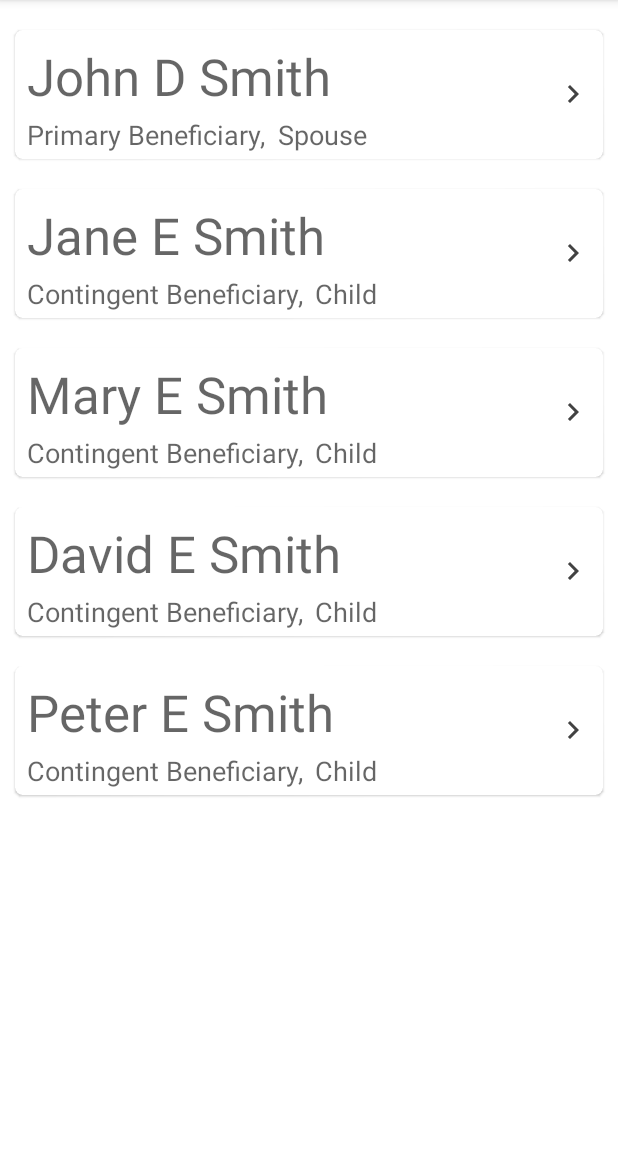
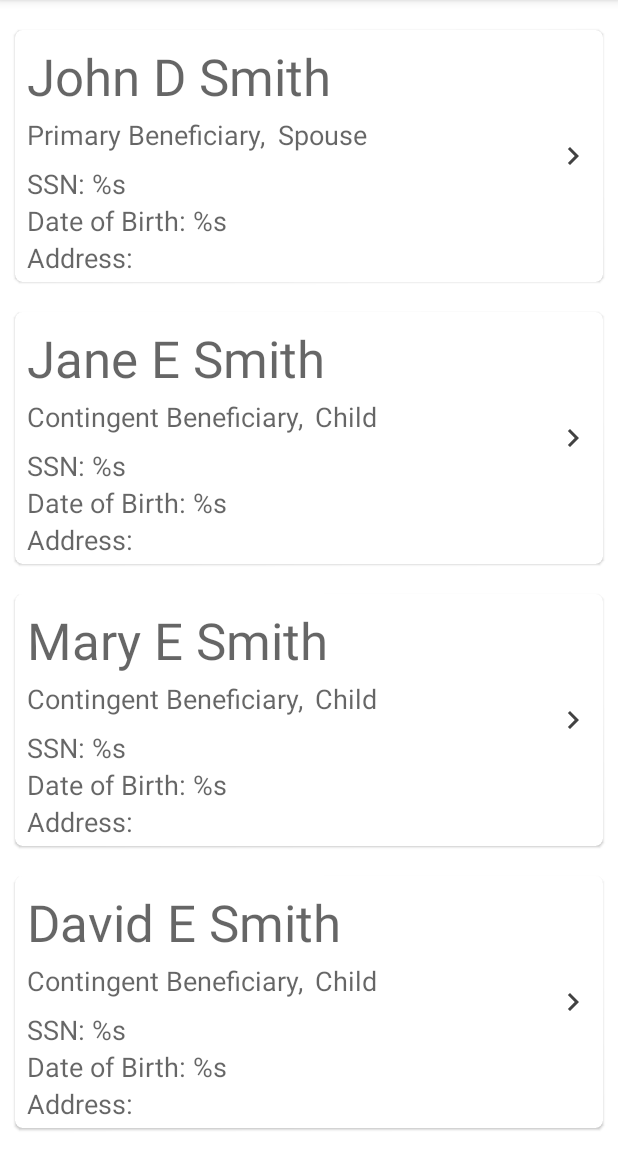
Before and after one commit to katyluttrell/Beneficiaries, an Android app: the screen it shows after launch (MainActivity), on a phone screen of 412 x 824 dp, the part 84-1236 px from its top. Run offline under Robolectric (Android 15) with nearby library versions, the phone set to English and light mode, and no system bars; our stand-ins replace data binding.

Commit message:
add detail

```diff
--- a/Beneficiaries/app/src/main/java/com/katy/beneficiaries/adapter/BeneficiaryAdapter.kt
+++ b/Beneficiaries/app/src/main/java/com/katy/beneficiaries/adapter/BeneficiaryAdapter.kt
@@ -1,6 +1,9 @@
 package com.katy.beneficiaries.adapter
 
 import android.content.Context
+import android.transition.AutoTransition
+import android.transition.ChangeBounds
+import android.transition.TransitionManager
 import android.view.LayoutInflater
 import android.view.View
 import android.view.ViewGroup
@@ -41,6 +44,14 @@ class BeneficiaryAdapter(private val data: List<Beneficiary>) :
             holder.binding.beneTypeText,
             beneficiary.beneType
         )
+        bindDetailView(holder, beneficiary, context)
+        holder.binding.chevron.setOnClickListener{
+            showHideDetail(holder)
+        }
+    }
+
+    private fun bindDetailView(holder: BeneficiaryAdapter.ViewHolder, beneficiary: Beneficiary, context: Context) {
+
     }
 
 
@@ -49,7 +60,7 @@ class BeneficiaryAdapter(private val data: List<Beneficiary>) :
     <designation> Beneficiary, <beneType>. If only one has data it is displayed alone.
     There is data for neither they are not displayed.
      */
-    internal fun displayDesignationAndBeneType(
+    private fun displayDesignationAndBeneType(
         context: Context,
         designationTextView: TextView,
         designationText: String?,
@@ -66,5 +77,19 @@ class BeneficiaryAdapter(private val data: List<Beneficiary>) :
         beneTypeText?.let { beneTypeTextView.text = it }
     }
 
-    class ViewHolder(val binding: BeneficiaryCardBinding) : RecyclerView.ViewHolder(binding.root)
+    private fun showHideDetail(holder:ViewHolder){
+        if(holder.isExpanded){
+            holder.isExpanded = false
+            TransitionManager.beginDelayedTransition(holder.binding.beneficiaryCard, ChangeBounds())
+            holder.binding.beneficiaryDetail.visibility = View.GONE
+        }else{
+            holder.isExpanded = true
+            TransitionManager.beginDelayedTransition(holder.binding.beneficiaryCard, ChangeBounds())
+            holder.binding.beneficiaryDetail.visibility = View.VISIBLE
+        }
+    }
+
+    class ViewHolder(val binding: BeneficiaryCardBinding) : RecyclerView.ViewHolder(binding.root){
+        var isExpanded = false
+    }
 }
--- a/Beneficiaries/app/src/main/res/layout/beneficiary_card.xml
+++ b/Beneficiaries/app/src/main/res/layout/beneficiary_card.xml
@@ -3,6 +3,7 @@
     xmlns:app="http://schemas.android.com/apk/res-auto">
 
     <androidx.cardview.widget.CardView
+        android:id="@+id/beneficiary_card"
         android:layout_width="match_parent"
         android:layout_height="wrap_content"
         android:layout_margin="10dp"
@@ -23,6 +24,7 @@
                 android:layout_alignParentStart="true" />
 
             <LinearLayout
+                android:id="@+id/beneficiary_designation_bene_type"
                 android:layout_width="wrap_content"
                 android:layout_height="wrap_content"
                 android:orientation="horizontal"
@@ -58,6 +60,35 @@
                 android:contentDescription="@string/chevron"
                 app:tint="@color/cardview_dark_background" />
 
+            <LinearLayout
+                android:id="@+id/beneficiary_detail"
+                android:layout_width="wrap_content"
+                android:layout_height="wrap_content"
+                android:orientation="vertical"
+                android:layout_below="@id/beneficiary_designation_bene_type"
+                android:layout_marginVertical="4dp"
+                android:layout_marginStart="8dp">
+
+                <TextView
+                    android:id="@+id/ssn_text"
+                    android:layout_width="wrap_content"
+                    android:layout_height="wrap_content"
+                    android:text="@string/ssn_display"
+                    android:textAppearance="@style/TextAppearance.AppCompat.Medium"/>
+                <TextView
+                    android:id="@+id/dob_text"
+                    android:layout_width="wrap_content"
+                    android:layout_height="wrap_content"
+                    android:text="@string/date_of_birth_display"
+                    android:textAppearance="@style/TextAppearance.AppCompat.Medium" />
+                <TextView
+                    android:id="@+id/address_label"
+                    android:layout_width="wrap_content"
+                    android:layout_height="wrap_content"
+                    android:text="@string/address_label"
+                    android:textAppearance="@style/TextAppearance.AppCompat.Medium" />
+            </LinearLayout>
+
         </RelativeLayout>
     </androidx.cardview.widget.CardView>
 </layout>
--- a/Beneficiaries/app/src/main/res/layout/fragment_main.xml
+++ b/Beneficiaries/app/src/main/res/layout/fragment_main.xml
@@ -12,8 +12,8 @@
         <androidx.recyclerview.widget.RecyclerView
             android:id="@+id/beneficiary_recycler_view"
             android:layout_width="match_parent"
-            android:layout_height="0dp"
-            android:layout_marginTop="10dp"
+            android:layout_height="match_parent"
+            android:layout_marginVertical="10dp"
             app:layout_constraintStart_toStartOf="parent"
             app:layout_constraintTop_toTopOf="parent" />
 
--- a/Beneficiaries/app/src/main/res/values/strings.xml
+++ b/Beneficiaries/app/src/main/res/values/strings.xml
@@ -6,5 +6,8 @@
     <string name="imcomplete_data_message">Incomplete Data: Partial data may be displayed.</string>
     <string name="designation_comma">%s Beneficiary,</string>
     <string name="designation">%s Beneficiary</string>
+    <string name="address_label">Address:</string>
+    <string name="ssn_display">SSN: %s</string>
+    <string name="date_of_birth_display">Date of Birth: %s</string>
 
 </resources>
```
